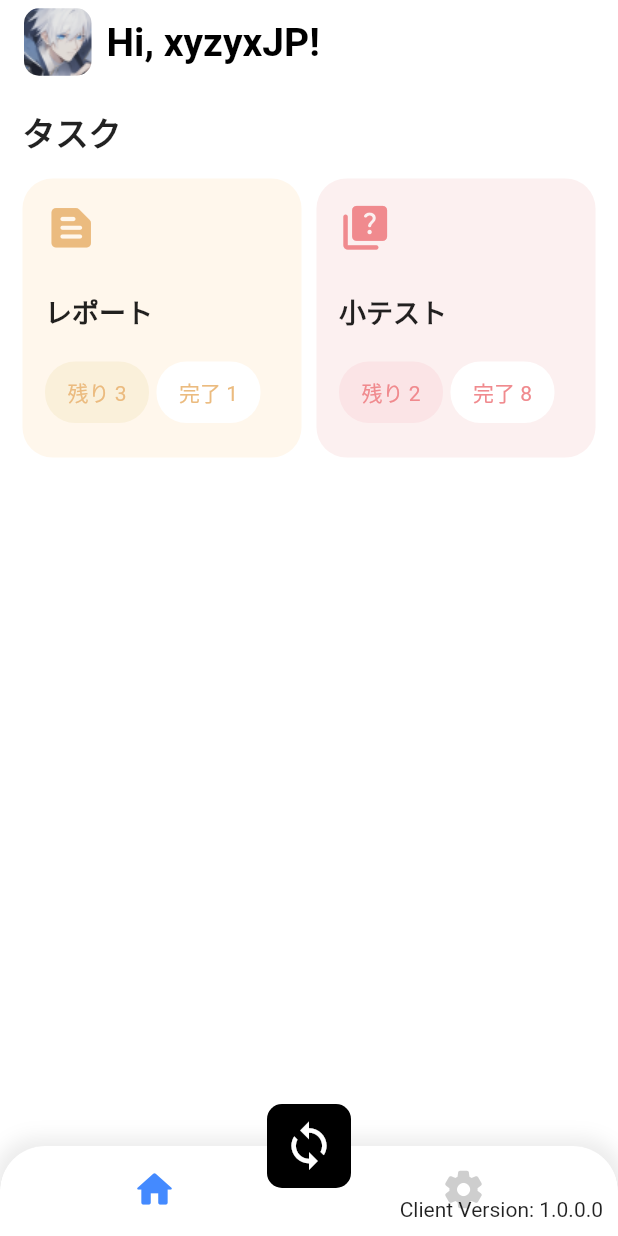
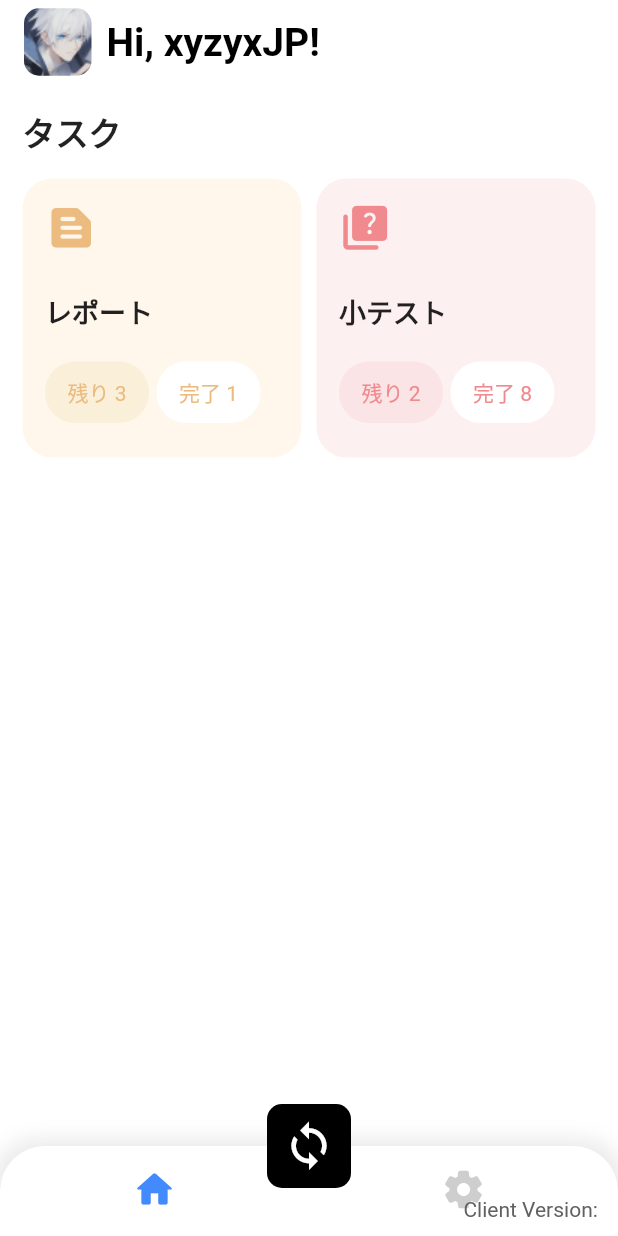
Before and after one commit to nharu-0630/GakujoGUI-Flutter, a Flutter app: the screen it shows after launch, on a phone screen of 412 x 824 dp. Run offline on Flutter 3.47's test engine with Material 2 defaults, Android fonts, the phone set to English and light mode, and no system bars; our stand-ins replace dotted_border, timeline_tile.

Commit message:
add package info

```diff
--- a/lib/screens/home/home.dart
+++ b/lib/screens/home/home.dart
@@ -106,8 +106,13 @@ class HomePage extends StatelessWidget {
                     )),
               ]),
         ),
-        const Positioned(
-            right: 10, bottom: 10, child: Text('Client Version: 1.0.0.0'))
+        Positioned(
+            right: 10,
+            bottom: 10,
+            child: Text(
+              'Client Version: ',
+              style: TextStyle(color: Colors.grey[700]),
+            ))
       ]),
     );
   }
--- a/pubspec.yaml
+++ b/pubspec.yaml
@@ -35,6 +35,7 @@ dependencies:
   cupertino_icons: ^1.0.2
   dotted_border: ^2.0.0+3
   timeline_tile: ^2.0.0
+  package_info: ^2.0.2
 
 dev_dependencies:
   flutter_test:
```
Also changed, not shown: 1 other file.
